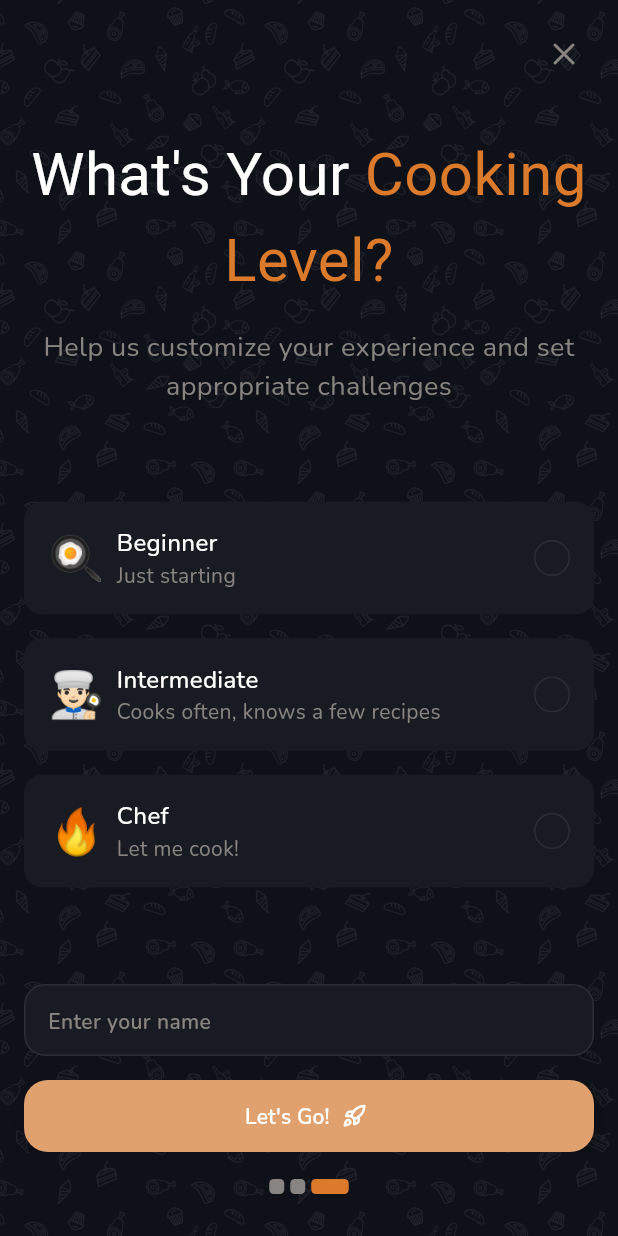
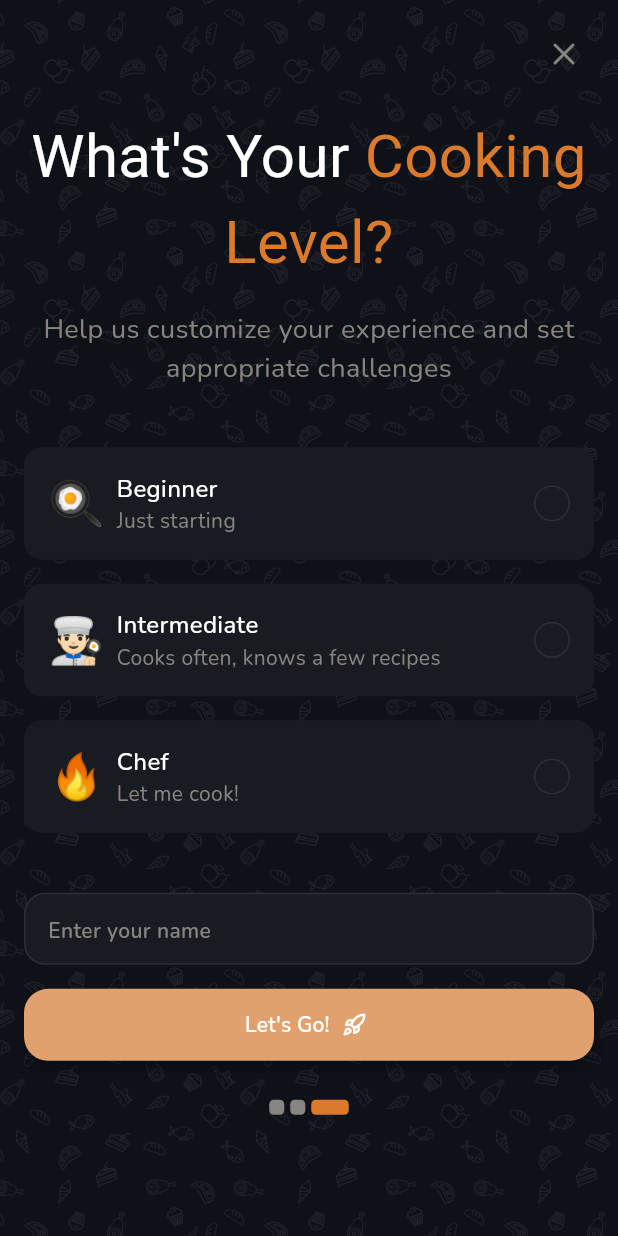
Before and after one commit to khalid-hamdy1110/chef_challenge_app, a Flutter app: the screen it shows after launch, swiped to page 3, on a phone screen of 412 x 824 dp. Run offline on Flutter 3.47's test engine with Material 3 defaults, Android fonts, the phone set to English and light mode, and no system bars; our stand-ins replace auto_route, blurrycontainer, flutter_bloc, flutter_svg, freezed_annotation, google_fonts.

Commit message:
fix: Improve layout and responsiveness of OnboardScreen components now relying on component heights rather than a fixed height for the PageView

```diff
--- a/lib/screens/onboard_screen.dart
+++ b/lib/screens/onboard_screen.dart
@@ -127,13 +127,16 @@ class _OnboardScreenState extends State<OnboardScreen> {
                           ),
                         ),
                       ),
-                      const Spacer(),
                       SizedBox(
-                        height: 700,
+                        height: MediaQuery.of(context).size.height * 0.8,
                         child: PageView(
                           controller: _pageController,
                           children: [
-                            Padding(
+                            CustomScrollView(
+                              slivers: [
+                                SliverFillRemaining(
+                                  hasScrollBody: false,
+                                  child: Padding(
                                     padding: const EdgeInsets.only(
                                       top: 20,
                                       left: 16,
@@ -141,7 +144,14 @@ class _OnboardScreenState extends State<OnboardScreen> {
                                     ),
                                     child: _welcomePage(context),
                                   ),
-                            Padding(
+                                ),
+                              ],
+                            ),
+                            CustomScrollView(
+                              slivers: [
+                                SliverFillRemaining(
+                                  hasScrollBody: false,
+                                  child: Padding(
                                     padding: const EdgeInsets.only(
                                       top: 20,
                                       left: 16,
@@ -149,13 +159,23 @@ class _OnboardScreenState extends State<OnboardScreen> {
                                     ),
                                     child: _detailsPage(),
                                   ),
-                            Padding(
+                                ),
+                              ],
+                            ),
+                            CustomScrollView(
+                              slivers: [
+                                SliverFillRemaining(
+                                  hasScrollBody: false,
+                                  child: Padding(
                                     padding: const EdgeInsets.only(
                                       top: 20,
                                       left: 16,
                                       right: 16,
                                     ),
                                     child: _cookingLevelPage(context),
+                                  ),
+                                ),
+                              ],
                             ),
                           ],
                         ),
@@ -164,7 +184,6 @@ class _OnboardScreenState extends State<OnboardScreen> {
                         padding: const EdgeInsets.only(top: 18),
                         child: _pageIndicator(),
                       ),
-                      const Spacer(),
                     ],
                   ),
                 ),
@@ -236,7 +255,7 @@ class _OnboardScreenState extends State<OnboardScreen> {
               tablet: _tabletCookingLevelPageCards(context, data),
             ),
             ConstrainedBox(
-              constraints: const BoxConstraints(maxWidth: 500),
+              constraints: const BoxConstraints(maxWidth: 500, minHeight: 120),
               child: Column(
                 children: [
                   Container(
@@ -500,7 +519,7 @@ class _OnboardScreenState extends State<OnboardScreen> {
           height: getAdaptiveValue(context: context, mobile: 320, tablet: 430),
         ),
         ConstrainedBox(
-          constraints: const BoxConstraints(maxWidth: 528),
+          constraints: const BoxConstraints(maxWidth: 528, minHeight: 110),
           child: Column(
             children: [
               Text.rich(
@@ -526,7 +545,6 @@ class _OnboardScreenState extends State<OnboardScreen> {
                   ],
                 ),
               ),
-              const SizedBox(height: 16),
               const CustomText(
                 text:
                     'Turn cooking into an exciting challenge. Race against time, improve your skills, and become a kitchen champion!',
```
Lines whose indentation alone changed are shown as unchanged.
